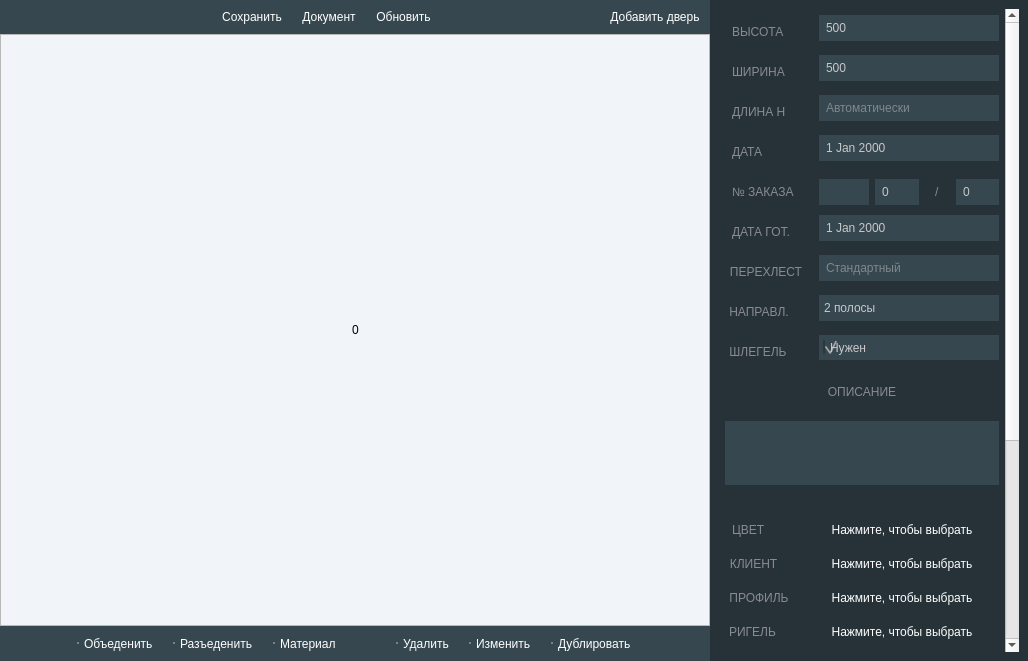
First picture: the form in app/ui/order.ui, repository extinctsoulwisp/ModerCoupeDV, before the edit.
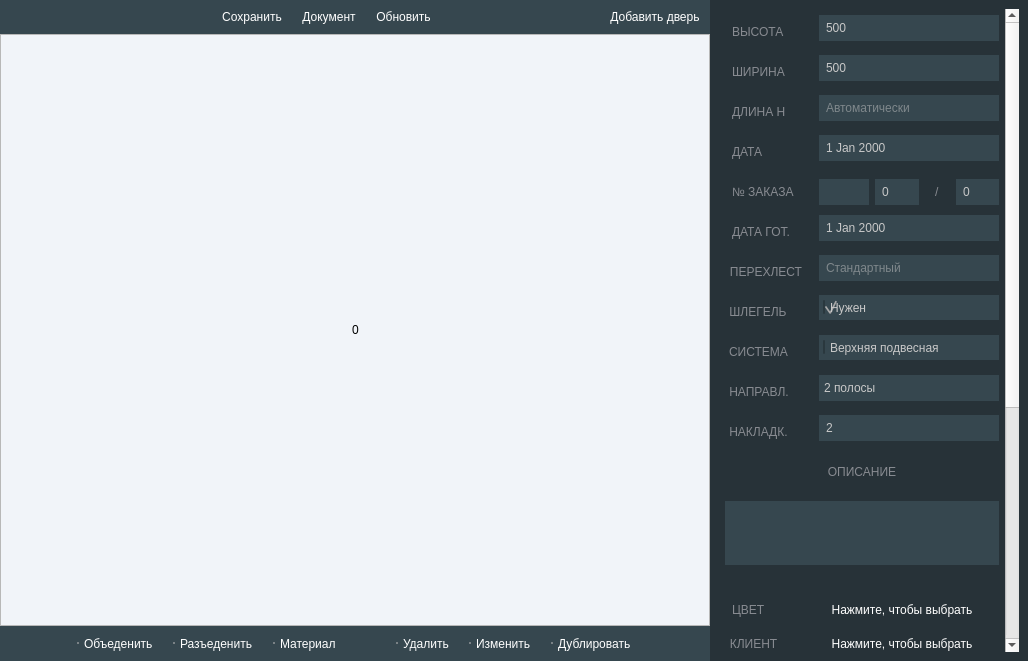
Second picture: the form after the edit. Icons and pictures are not drawn.

Patch:
```diff
--- a/app/ui/order.ui
+++ b/app/ui/order.ui
@@ -543,7 +543,7 @@
 	padding: 10%;
 }
 
-.QSpinBox, .QDateEdit, .QLineEdit, .QTextEdit,  .QCheckBox, #c_guide {
+.QSpinBox, .QDateEdit, .QLineEdit, .QTextEdit,  .QCheckBox, #c_guide, #c_guide_decor{
 background-color: rgb(54, 71, 79);
 border: null;
 padding: 5%;
@@ -613,7 +613,7 @@
            <x>0</x>
            <y>0</y>
            <width>290</width>
-           <height>998</height>
+           <height>1082</height>
           </rect>
          </property>
          <layout class="QVBoxLayout" name="verticalLayout_4">
@@ -916,7 +916,63 @@
               </property>
              </widget>
             </item>
+            <item row="7" column="0">
+             <widget class="QLabel" name="discription_6">
+              <property name="text">
+               <string>ШЛЕГЕЛЬ</string>
+              </property>
+              <property name="alignment">
+               <set>Qt::AlignCenter</set>
+              </property>
+             </widget>
+            </item>
             <item row="7" column="1">
+             <widget class="QCheckBox" name="ch_need_shlegel">
+              <property name="text">
+               <string>Нужен</string>
+              </property>
+              <property name="checked">
+               <bool>true</bool>
+              </property>
+              <property name="tristate">
+               <bool>false</bool>
+              </property>
+             </widget>
+            </item>
+            <item row="8" column="0">
+             <widget class="QLabel" name="discription_11">
+              <property name="text">
+               <string>СИСТЕМА</string>
+              </property>
+              <property name="alignment">
+               <set>Qt::AlignCenter</set>
+              </property>
+             </widget>
+            </item>
+            <item row="8" column="1">
+             <widget class="QCheckBox" name="c_bot_system">
+              <property name="text">
+               <string>Верхняя подвесная</string>
+              </property>
+              <property name="checked">
+               <bool>false</bool>
+              </property>
+              <property name="tristate">
+               <bool>false</bool>
+              </property>
+             </widget>
+            </item>
+            <item row="9" column="0">
+             <widget class="QLabel" name="discription_12">
+              <property name="text">
+               <string>НАПРАВЛ.</string>
+              </property>
+              <property name="alignment">
+               <set>Qt::AlignCenter</set>
+              </property>
+             </widget>
+            </item>
+            <item row="9" column="1">
              <widget class="QComboBox" name="c_guide">
               <property name="focusPolicy">
                <enum>Qt::NoFocus</enum>
@@ -950,36 +1006,41 @@
               </item>
              </widget>
             </item>
-            <item row="7" column="0">
-             <widget class="QLabel" name="discription_7">
+            <item row="10" column="0">
+             <widget class="QLabel" name="lbl_guide_decor">
               <property name="text">
-               <string>НАПРАВЛ.</string>
+               <string>НАКЛАДК.</string>
               </property>
               <property name="alignment">
                <set>Qt::AlignCenter</set>
               </property>
              </widget>
             </item>
-            <item row="8" column="0">
-             <widget class="QLabel" name="discription_6">
-              <property name="text">
-               <string>ШЛЕГЕЛЬ</string>
+            <item row="10" column="1">
+             <widget class="QSpinBox" name="c_guide_decor">
+              <property name="sizePolicy">
+               <sizepolicy hsizetype="Preferred" vsizetype="Fixed">
+                <horstretch>0</horstretch>
+                <verstretch>0</verstretch>
+               </sizepolicy>
               </property>
-              <property name="alignment">
-               <set>Qt::AlignCenter</set>
+              <property name="focusPolicy">
+               <enum>Qt::ClickFocus</enum>
               </property>
-             </widget>
-            </item>
-            <item row="8" column="1">
-             <widget class="QCheckBox" name="ch_need_shlegel">
-              <property name="text">
-               <string>Нужен</string>
+              <property name="buttonSymbols">
+               <enum>QAbstractSpinBox::NoButtons</enum>
               </property>
-              <property name="checked">
-               <bool>true</bool>
+              <property name="suffix">
+               <string/>
               </property>
-              <property name="tristate">
-               <bool>false</bool>
+              <property name="minimum">
+               <number>0</number>
+              </property>
+              <property name="maximum">
+               <number>10</number>
+              </property>
+              <property name="value">
+               <number>2</number>
               </property>
              </widget>
             </item>
```
